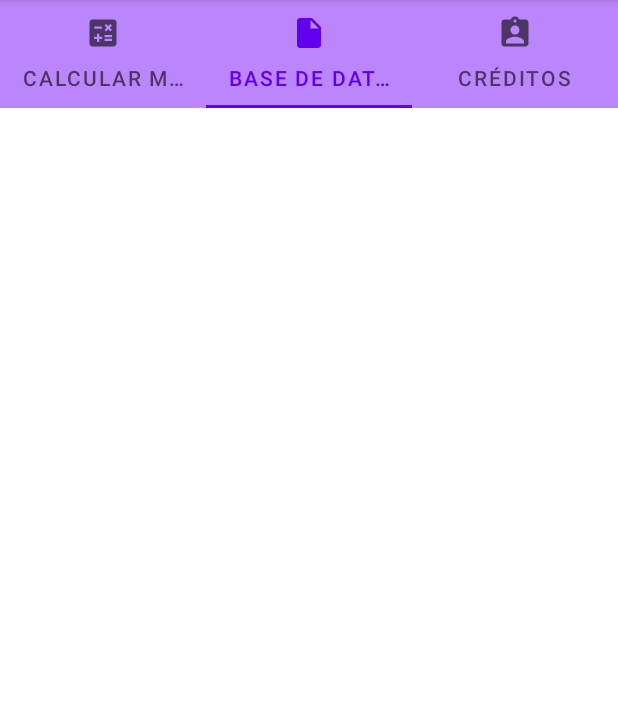
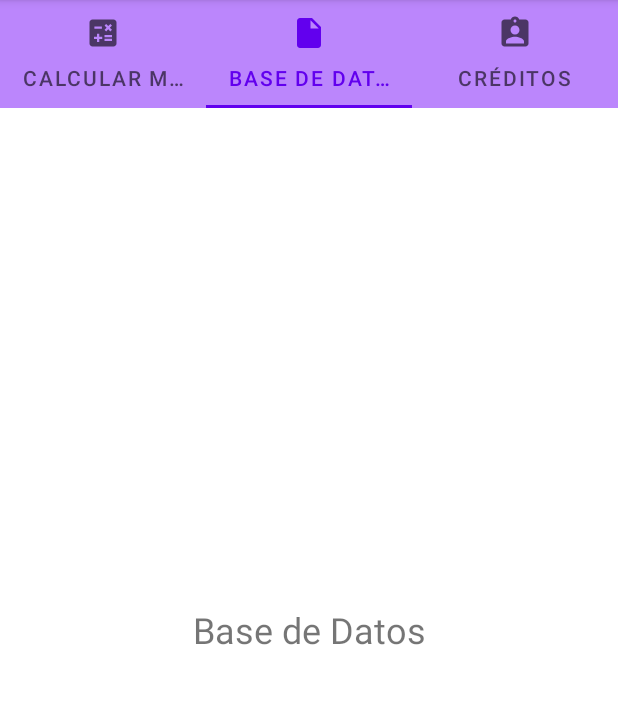
Before and after one commit to JohnTS13/Metricas_de_Halstead, an Android app: the screen it shows after launch (MainActivity), tab 2 chosen, on a phone screen of 412 x 824 dp, the part 84-788 px from its top. Run offline under Robolectric (Android 15) with nearby library versions, the phone set to English and light mode, and no system bars.

Commit message:
Agregue las vistas de cada seccion

```diff
--- /dev/null
+++ b/app/src/main/java/com/example/mtricasdehalstead/Controlador/BaseDatos.java
@@ -0,0 +1,66 @@
+package com.example.mtricasdehalstead.Controlador;
+
+import android.os.Bundle;
+
+import androidx.fragment.app.Fragment;
+
+import android.view.LayoutInflater;
+import android.view.View;
+import android.view.ViewGroup;
+
+import com.example.mtricasdehalstead.R;
+
+/**
+ * A simple {@link Fragment} subclass.
+ * Use the {@link BaseDatos#newInstance} factory method to
+ * create an instance of this fragment.
+ */
+public class BaseDatos extends Fragment {
+
+    // TODO: Rename parameter arguments, choose names that match
+    // the fragment initialization parameters, e.g. ARG_ITEM_NUMBER
+    private static final String ARG_PARAM1 = "param1";
+    private static final String ARG_PARAM2 = "param2";
+
+    // TODO: Rename and change types of parameters
+    private String mParam1;
+    private String mParam2;
+
+    public BaseDatos() {
+        // Required empty public constructor
+    }
+
+    /**
+     * Use this factory method to create a new instance of
+     * this fragment using the provided parameters.
+     *
+     * @param param1 Parameter 1.
+     * @param param2 Parameter 2.
+     * @return A new instance of fragment BaseDatos.
+     */
+    // TODO: Rename and change types and number of parameters
+    public static BaseDatos newInstance(String param1, String param2) {
+        BaseDatos fragment = new BaseDatos();
+        Bundle args = new Bundle();
+        args.putString(ARG_PARAM1, param1);
+        args.putString(ARG_PARAM2, param2);
+        fragment.setArguments(args);
+        return fragment;
+    }
+
+    @Override
+    public void onCreate(Bundle savedInstanceState) {
+        super.onCreate(savedInstanceState);
+        if (getArguments() != null) {
+            mParam1 = getArguments().getString(ARG_PARAM1);
+            mParam2 = getArguments().getString(ARG_PARAM2);
+        }
+    }
+
+    @Override
+    public View onCreateView(LayoutInflater inflater, ViewGroup container,
+                             Bundle savedInstanceState) {
+        // Inflate the layout for this fragment
+        return inflater.inflate(R.layout.fragment_base_datos, container, false);
+    }
+}
--- /dev/null
+++ b/app/src/main/java/com/example/mtricasdehalstead/Controlador/CalcularMetricas.java
@@ -0,0 +1,66 @@
+package com.example.mtricasdehalstead.Controlador;
+
+import android.os.Bundle;
+
+import androidx.fragment.app.Fragment;
+
+import android.view.LayoutInflater;
+import android.view.View;
+import android.view.ViewGroup;
+
+import com.example.mtricasdehalstead.R;
+
+/**
+ * A simple {@link Fragment} subclass.
+ * Use the {@link CalcularMetricas#newInstance} factory method to
+ * create an instance of this fragment.
+ */
+public class CalcularMetricas extends Fragment {
+
+    // TODO: Rename parameter arguments, choose names that match
+    // the fragment initialization parameters, e.g. ARG_ITEM_NUMBER
+    private static final String ARG_PARAM1 = "param1";
+    private static final String ARG_PARAM2 = "param2";
+
+    // TODO: Rename and change types of parameters
+    private String mParam1;
+    private String mParam2;
+
+    public CalcularMetricas() {
+        // Required empty public constructor
+    }
+
+    /**
+     * Use this factory method to create a new instance of
+     * this fragment using the provided parameters.
+     *
+     * @param param1 Parameter 1.
+     * @param param2 Parameter 2.
+     * @return A new instance of fragment CalcularMetricas.
+     */
+    // TODO: Rename and change types and number of parameters
+    public static CalcularMetricas newInstance(String param1, String param2) {
+        CalcularMetricas fragment = new CalcularMetricas();
+        Bundle args = new Bundle();
+        args.putString(ARG_PARAM1, param1);
+        args.putString(ARG_PARAM2, param2);
+        fragment.setArguments(args);
+        return fragment;
+    }
+
+    @Override
+    public void onCreate(Bundle savedInstanceState) {
+        super.onCreate(savedInstanceState);
+        if (getArguments() != null) {
+            mParam1 = getArguments().getString(ARG_PARAM1);
+            mParam2 = getArguments().getString(ARG_PARAM2);
+        }
+    }
+
+    @Override
+    public View onCreateView(LayoutInflater inflater, ViewGroup container,
+                             Bundle savedInstanceState) {
+        // Inflate the layout for this fragment
+        return inflater.inflate(R.layout.fragment_calcular_metricas, container, false);
+    }
+}
--- /dev/null
+++ b/app/src/main/java/com/example/mtricasdehalstead/Controlador/Creditos.java
@@ -0,0 +1,66 @@
+package com.example.mtricasdehalstead.Controlador;
+
+import android.os.Bundle;
+
+import androidx.fragment.app.Fragment;
+
+import android.view.LayoutInflater;
+import android.view.View;
+import android.view.ViewGroup;
+
+import com.example.mtricasdehalstead.R;
+
+/**
+ * A simple {@link Fragment} subclass.
+ * Use the {@link Creditos#newInstance} factory method to
+ * create an instance of this fragment.
+ */
+public class Creditos extends Fragment {
+
+    // TODO: Rename parameter arguments, choose names that match
+    // the fragment initialization parameters, e.g. ARG_ITEM_NUMBER
+    private static final String ARG_PARAM1 = "param1";
+    private static final String ARG_PARAM2 = "param2";
+
+    // TODO: Rename and change types of parameters
+    private String mParam1;
+    private String mParam2;
+
+    public Creditos() {
+        // Required empty public constructor
+    }
+
+    /**
+     * Use this factory method to create a new instance of
+     * this fragment using the provided parameters.
+     *
+     * @param param1 Parameter 1.
+     * @param param2 Parameter 2.
+     * @return A new instance of fragment Creditos.
+     */
+    // TODO: Rename and change types and number of parameters
+    public static Creditos newInstance(String param1, String param2) {
+        Creditos fragment = new Creditos();
+        Bundle args = new Bundle();
+        args.putString(ARG_PARAM1, param1);
+        args.putString(ARG_PARAM2, param2);
+        fragment.setArguments(args);
+        return fragment;
+    }
+
+    @Override
+    public void onCreate(Bundle savedInstanceState) {
+        super.onCreate(savedInstanceState);
+        if (getArguments() != null) {
+            mParam1 = getArguments().getString(ARG_PARAM1);
+            mParam2 = getArguments().getString(ARG_PARAM2);
+        }
+    }
+
+    @Override
+    public View onCreateView(LayoutInflater inflater, ViewGroup container,
+                             Bundle savedInstanceState) {
+        // Inflate the layout for this fragment
+        return inflater.inflate(R.layout.fragment_creditos, container, false);
+    }
+}
--- /dev/null
+++ b/app/src/main/java/com/example/mtricasdehalstead/Controlador/PagerController.java
@@ -0,0 +1,35 @@
+package com.example.mtricasdehalstead.Controlador;
+
+import androidx.annotation.NonNull;
+import androidx.fragment.app.Fragment;
+import androidx.fragment.app.FragmentManager;
+import androidx.fragment.app.FragmentPagerAdapter;
+
+public class PagerController extends FragmentPagerAdapter {
+    int numOfTabs;
+
+    public PagerController(@NonNull FragmentManager fm, int behavior) {
+        super(fm, behavior);
+        this.numOfTabs = behavior;
+    }
+
+    @NonNull
+    @Override
+    public Fragment getItem(int position) {
+        switch (position){
+            case 0:
+                return new CalcularMetricas();
+            case 1:
+                return  new BaseDatos();
+            case 2:
+                return  new Creditos();
+            default:
+                return null;
+        }
+    }
+
+    @Override
+    public int getCount() {
+        return numOfTabs;
+    }
+}
--- a/app/src/main/java/com/example/mtricasdehalstead/MainActivity.java
+++ b/app/src/main/java/com/example/mtricasdehalstead/MainActivity.java
@@ -1,14 +1,60 @@
 package com.example.mtricasdehalstead;
 
 import androidx.appcompat.app.AppCompatActivity;
+import androidx.viewpager.widget.ViewPager;
 
 import android.os.Bundle;
 
+import com.example.mtricasdehalstead.Controlador.PagerController;
+import com.google.android.material.tabs.TabItem;
+import com.google.android.material.tabs.TabLayout;
+
 public class MainActivity extends AppCompatActivity {
+    TabLayout tabLayout;
+    ViewPager viewPager;
+    TabItem tab1, tab2, tab3;
+    PagerController pagerAdapter;
 
     @Override
     protected void onCreate(Bundle savedInstanceState) {
         super.onCreate(savedInstanceState);
         setContentView(R.layout.activity_main);
+
+        tabLayout = findViewById(R.id.tablayout);
+        viewPager = findViewById(R.id.viewpage);
+
+        tab1 = findViewById(R.id.tabcalcular);
+        tab2 = findViewById(R.id.tabbd);
+        tab3 = findViewById(R.id.tabcreditos);
+
+        pagerAdapter = new PagerController(getSupportFragmentManager(), tabLayout.getTabCount());
+        viewPager.setAdapter(pagerAdapter);
+        tabLayout.setOnTabSelectedListener(new TabLayout.OnTabSelectedListener() {
+            @Override
+            public void onTabSelected(TabLayout.Tab tab) {
+                viewPager.setCurrentItem(tab.getPosition());
+                if (tab.getPosition() == 0){
+                    pagerAdapter.notifyDataSetChanged();
+                }
+                if (tab.getPosition() == 1){
+                    pagerAdapter.notifyDataSetChanged();
+                }
+                if (tab.getPosition() == 2){
+                    pagerAdapter.notifyDataSetChanged();
+                }
+            }
+
+            @Override
+            public void onTabUnselected(TabLayout.Tab tab) {
+
+            }
+
+            @Override
+            public void onTabReselected(TabLayout.Tab tab) {
+
+            }
+        });
+
+        viewPager.addOnPageChangeListener(new TabLayout.TabLayoutOnPageChangeListener(tabLayout));
     }
 }
--- /dev/null
+++ b/app/src/main/res/layout/fragment_base_datos.xml
@@ -0,0 +1,16 @@
+<?xml version="1.0" encoding="utf-8"?>
+<FrameLayout xmlns:android="http://schemas.android.com/apk/res/android"
+    xmlns:tools="http://schemas.android.com/tools"
+    android:layout_width="match_parent"
+    android:layout_height="match_parent"
+    tools:context=".Controlador.BaseDatos">
+
+    <!-- TODO: Update blank fragment layout -->
+    <TextView
+        android:layout_width="match_parent"
+        android:layout_height="match_parent"
+        android:text="@string/title_tab2"
+        android:textSize="24sp"
+        android:gravity="center" />
+
+</FrameLayout>
--- a/app/src/main/res/values/strings.xml
+++ b/app/src/main/res/values/strings.xml
@@ -5,5 +5,8 @@
     <string name="tab1">Calcular Métricas</string>
     <string name="tab2">Base de Datos</string>
     <string name="tab3">Créditos</string>
-
+    <!-- TODO: Remove or change this placeholder text -->
+    <string name="title_tab1">Calcular las Métricas de Halstead</string>
+    <string name="title_tab2">Base de Datos</string>
+    <string name="title_tab3">Créditoss</string>
 </resources>
```
Also changed, not shown: app/src/main/res/layout/fragment_calcular_metricas.xml (added, +16 -0 lines), app/src/main/res/layout/fragment_creditos.xml (added, +16 -0 lines).
